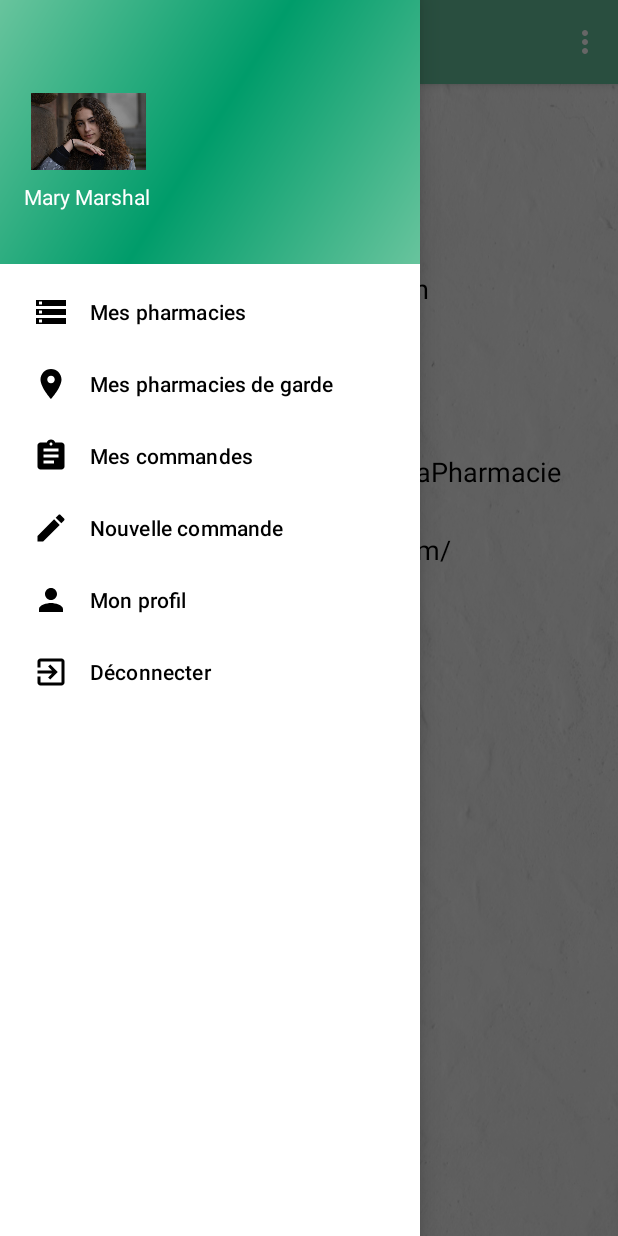
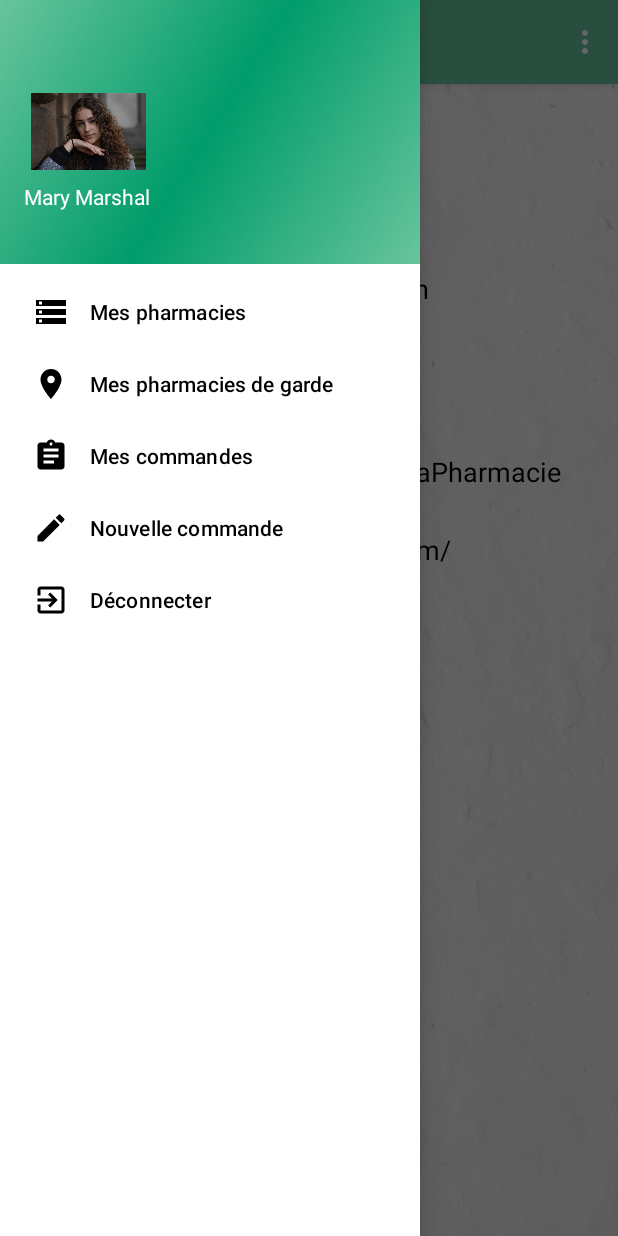
Before and after one commit to LamissAmrouch/MaPharmacie, an Android app: the DrawerActivity2 screen opened directly, with no data from a screen before it, with the side drawer open, on a phone screen of 412 x 824 dp. Run offline under Robolectric (Android 15) with nearby library versions, the phone set to English and light mode, and no system bars; Roboto replaces fonts that are not available here.

Commit message:
commit 8

```diff
--- a/app/src/main/java/com/example/android/projet/Menu_profile.kt
+++ b/app/src/main/java/com/example/android/projet/Menu_profile.kt
@@ -128,12 +128,7 @@ class Menu_profile :  AppCompatActivity(), NavigationView.OnNavigationItemSelect
                 showHide(listPharmacies)
             }
 
-            R.id.nav_mon_profil -> {
 
-                var fragment = MonProfilFragment()
-                showFragment(fragment)
-                showHide(listPharmacies)
-            }
 
             R.id.nav_deconnecter -> {
             }
--- a/app/src/main/res/menu/activity_drawer2_drawer.xml
+++ b/app/src/main/res/menu/activity_drawer2_drawer.xml
@@ -25,10 +25,6 @@
                 android:icon="@drawable/ic_mode_edit_black_24dp"
                 android:title="Nouvelle commande"/>
 
-        <item
-                android:id="@+id/nav_mon_profil"
-                android:icon="@drawable/ic_person_black_24dp"
-                android:title="Mon profil"/>
 
         <item
                 android:id="@+id/nav_deconnecter"
--- a/app/src/main/res/menu/activity_menu_profile_drawer.xml
+++ b/app/src/main/res/menu/activity_menu_profile_drawer.xml
@@ -25,10 +25,7 @@
                 android:icon="@drawable/ic_mode_edit_black_24dp"
                 android:title="Nouvelle commande"/>
 
-        <item
-                android:id="@+id/nav_mon_profil"
-                android:icon="@drawable/ic_person_black_24dp"
-                android:title="Mon profil"/>
+
 
         <item
                 android:id="@+id/nav_deconnecter"
```
Also changed, not shown: app/src/main/java/com/example/android/projet/DrawerActivity2.kt (+0 -17 lines), 1 other file.
